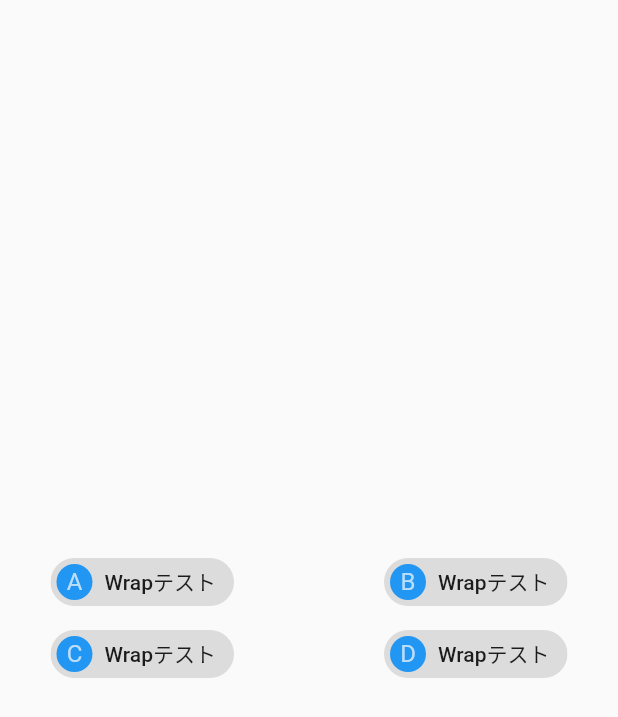
After one commit to taiseidev/flutter-of-week, a Flutter app: the screen it shows after launch, after a tap on "Wrap", on a phone screen of 412 x 824 dp. The commit adds this screen. Shown: the top 717 px of the screen. Run offline on Flutter 3.47's test engine with Material 2 defaults, Android fonts, the light colour scheme and no system bars.

Commit message:
Wrapを学習

```diff
--- a/lib/main.dart
+++ b/lib/main.dart
@@ -1,4 +1,5 @@
 import 'package:flutter/material.dart';
+import 'package:packagetest/widgets/wrap.dart';
 
 import 'widgets/expanded.dart';
 import 'widgets/safearea.dart';
@@ -57,6 +58,18 @@ class MyHomePage extends StatelessWidget {
               },
               child: const Text('Expanded'),
             ),
+            ElevatedButton(
+              onPressed: () {
+                Navigator.of(context).push(
+                  MaterialPageRoute(
+                    builder: (context) {
+                      return WrapPage();
+                    },
+                  ),
+                );
+              },
+              child: const Text('Wrap'),
+            ),
           ],
         ),
       ),
--- /dev/null
+++ b/lib/widgets/wrap.dart
@@ -0,0 +1,44 @@
+import 'package:flutter/material.dart';
+
+class WrapPage extends StatelessWidget {
+  @override
+  Widget build(BuildContext context) {
+    return Scaffold(
+      body: Center(
+        child: Wrap(
+          spacing: 100,
+          children: const [
+            Chip(
+              avatar: CircleAvatar(
+                backgroundColor: Colors.blue,
+                child: Text('A'),
+              ),
+              label: Text('Wrapテスト'),
+            ),
+            Chip(
+              avatar: CircleAvatar(
+                backgroundColor: Colors.blue,
+                child: Text('B'),
+              ),
+              label: Text('Wrapテスト'),
+            ),
+            Chip(
+              avatar: CircleAvatar(
+                backgroundColor: Colors.blue,
+                child: Text('C'),
+              ),
+              label: Text('Wrapテスト'),
+            ),
+            Chip(
+              avatar: CircleAvatar(
+                backgroundColor: Colors.blue,
+                child: Text('D'),
+              ),
+              label: Text('Wrapテスト'),
+            ),
+          ],
+        ),
+      ),
+    );
+  }
+}
```
